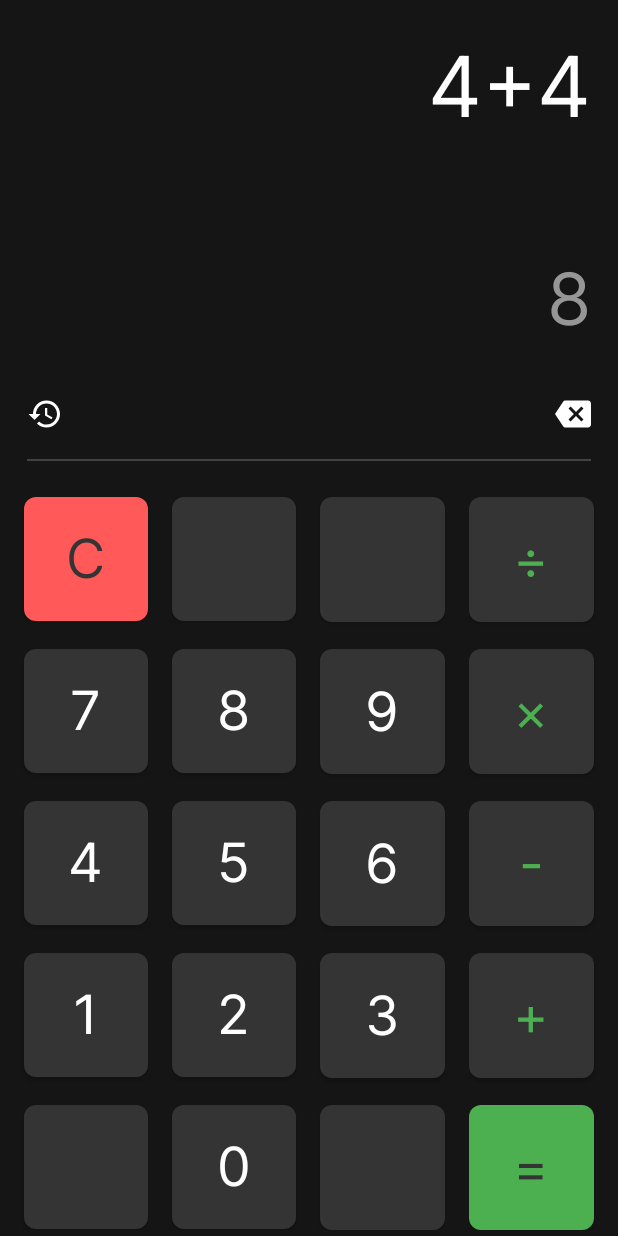
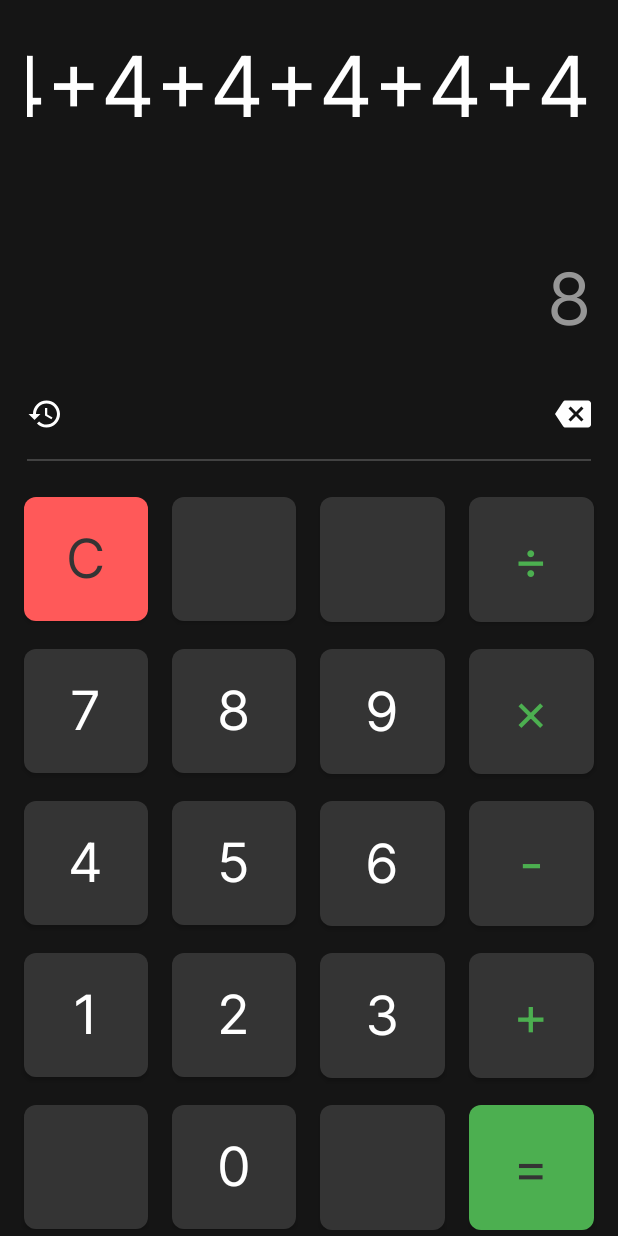
Before and after one commit to HardSea/ux-calculator, an Android app built with Jetpack Compose: the screen it shows after launch (MainActivity), on a phone screen of 412 x 824 dp. Run offline under Robolectric (Android 15) with nearby library versions, the phone set to English and light mode, and no system bars.

Commit message:
Fix input panels

```diff
--- a/app/src/main/java/com/hillywave/uxcalculator/ui/main/MainScreen.kt
+++ b/app/src/main/java/com/hillywave/uxcalculator/ui/main/MainScreen.kt
@@ -24,7 +24,7 @@ fun MainScreen() {
 	) {
 		InputPanel(
 			modifier = Modifier.padding(start = 18.dp, end = 18.dp, top = 24.dp),
-			value = "4+4"
+			value = "4+4+4+4+4+4+4+4+4+4+4+4+4"
 		)
 		Divider(modifier = Modifier.weight(1f), thickness = 0.dp, color = Color.Transparent)
 		ResultPanel(modifier = Modifier.padding(horizontal = 18.dp), value = "8")
--- a/app/src/main/java/com/hillywave/uxcalculator/ui/main/components/InputPanel.kt
+++ b/app/src/main/java/com/hillywave/uxcalculator/ui/main/components/InputPanel.kt
@@ -1,6 +1,9 @@
 package com.hillywave.uxcalculator.ui.main.components
 
+import androidx.compose.foundation.horizontalScroll
 import androidx.compose.foundation.layout.fillMaxWidth
+import androidx.compose.foundation.rememberScrollState
+import androidx.compose.foundation.text.selection.SelectionContainer
 import androidx.compose.material.MaterialTheme
 import androidx.compose.material.Text
 import androidx.compose.runtime.Composable
@@ -14,12 +17,16 @@ fun InputPanel(
 	modifier: Modifier = Modifier,
 	value: String
 ) {
+	val scroll = rememberScrollState(Int.MAX_VALUE)
+	SelectionContainer(modifier = modifier.fillMaxWidth()) {
 		Text(
-		modifier = modifier.fillMaxWidth(),
+			modifier = Modifier.horizontalScroll(scroll),
 			text = value,
 			fontFamily = Inter,
 			fontSize = 56.sp,
 			color = MaterialTheme.colors.onPrimary,
-		textAlign = TextAlign.End
+			textAlign = TextAlign.End,
+			maxLines = 1
 		)
 	}
+}
--- a/app/src/main/java/com/hillywave/uxcalculator/ui/main/components/ResultPanel.kt
+++ b/app/src/main/java/com/hillywave/uxcalculator/ui/main/components/ResultPanel.kt
@@ -1,6 +1,9 @@
 package com.hillywave.uxcalculator.ui.main.components
 
+import androidx.compose.foundation.horizontalScroll
 import androidx.compose.foundation.layout.fillMaxWidth
+import androidx.compose.foundation.rememberScrollState
+import androidx.compose.foundation.text.selection.SelectionContainer
 import androidx.compose.material.Text
 import androidx.compose.runtime.Composable
 import androidx.compose.ui.Modifier
@@ -14,12 +17,16 @@ fun ResultPanel(
 	modifier: Modifier = Modifier,
 	value: String,
 ) {
+	val scroll = rememberScrollState(0)
+	SelectionContainer(modifier = modifier.fillMaxWidth()) {
 		Text(
-		modifier = modifier.fillMaxWidth(),
+			modifier = Modifier.horizontalScroll(scroll),
 			text = value,
 			fontFamily = Inter,
 			fontSize = 48.sp,
 			color = Grey550,
-		textAlign = TextAlign.End
+			textAlign = TextAlign.End,
+			maxLines = 1,
 		)
 	}
+}
```
Lines whose indentation alone changed are shown as unchanged.
